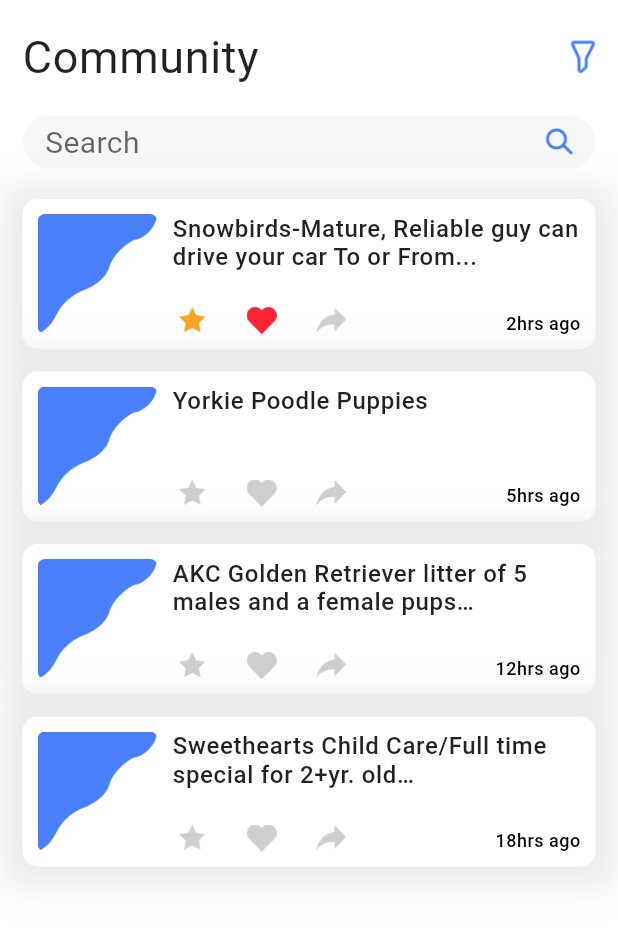
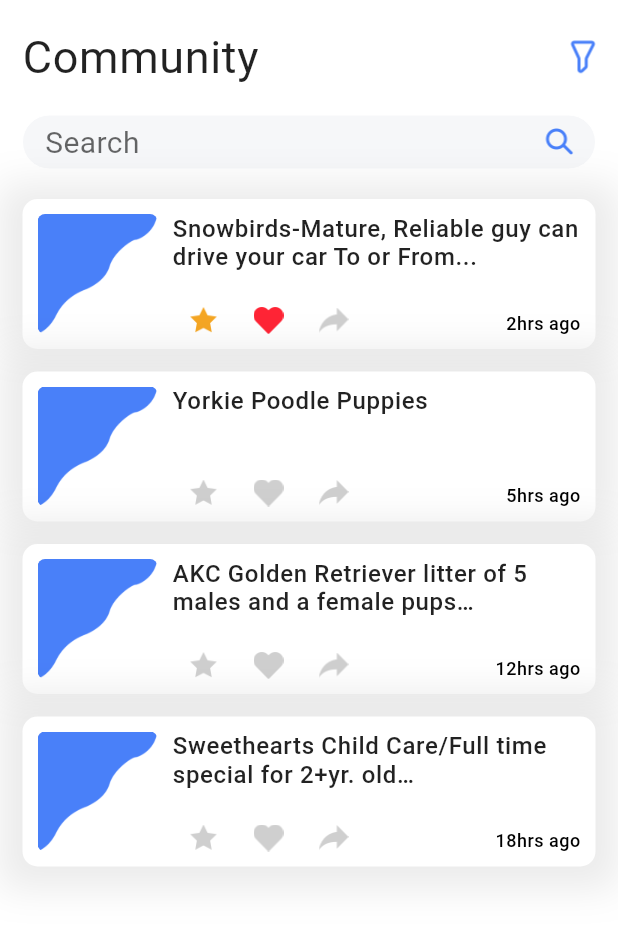
Before and after one commit to Thanhtho96/CragList, a Flutter app: the list screen opened by its route, on a phone screen of 412 x 824 dp, the part 95-1027 px from its top. Run offline on Flutter 3.47's test engine with Material 2 defaults, Android fonts, the phone set to English and light mode, and no system bars; our stand-ins replace sticky_headers; Roboto replaces fonts that are missing (SFProDisplay, SFProDisplay-Bold, SFProDisplay-Medium).

Commit message:
finish minor things

```diff
--- a/lib/list.dart
+++ b/lib/list.dart
@@ -178,7 +178,7 @@ class _ListState extends State<list> {
                                   Container(
                                     alignment: Alignment.bottomCenter,
                                     padding: EdgeInsets.only(
-                                        top: 62, right: 143, bottom: 0),
+                                        left :9, top: 62, right: 143, bottom: 0),
                                     child: Row(
 //                                      mainAxisAlignment:
 //                                          MainAxisAlignment.spaceEvenly,
@@ -277,7 +277,7 @@ class _ListState extends State<list> {
                                   Container(
                                     alignment: Alignment.bottomCenter,
                                     padding:
-                                        EdgeInsets.only(top: 62, right: 143),
+                                        EdgeInsets.only(left :9,top: 62, right: 143),
                                     child: Row(
                                       mainAxisAlignment:
                                           MainAxisAlignment.spaceBetween,
@@ -361,7 +361,7 @@ class _ListState extends State<list> {
                                   Container(
                                     alignment: Alignment.bottomCenter,
                                     padding:
-                                        EdgeInsets.only(top: 62, right: 143),
+                                        EdgeInsets.only(left :9,top: 62, right: 143),
                                     child: Row(
                                       mainAxisAlignment:
                                           MainAxisAlignment.spaceBetween,
@@ -446,7 +446,7 @@ class _ListState extends State<list> {
                                   Container(
                                     alignment: Alignment.bottomCenter,
                                     padding:
-                                        EdgeInsets.only(top: 62, right: 143),
+                                        EdgeInsets.only(left :9,top: 62, right: 143),
                                     child: Row(
                                       mainAxisAlignment:
                                           MainAxisAlignment.spaceBetween,
```
